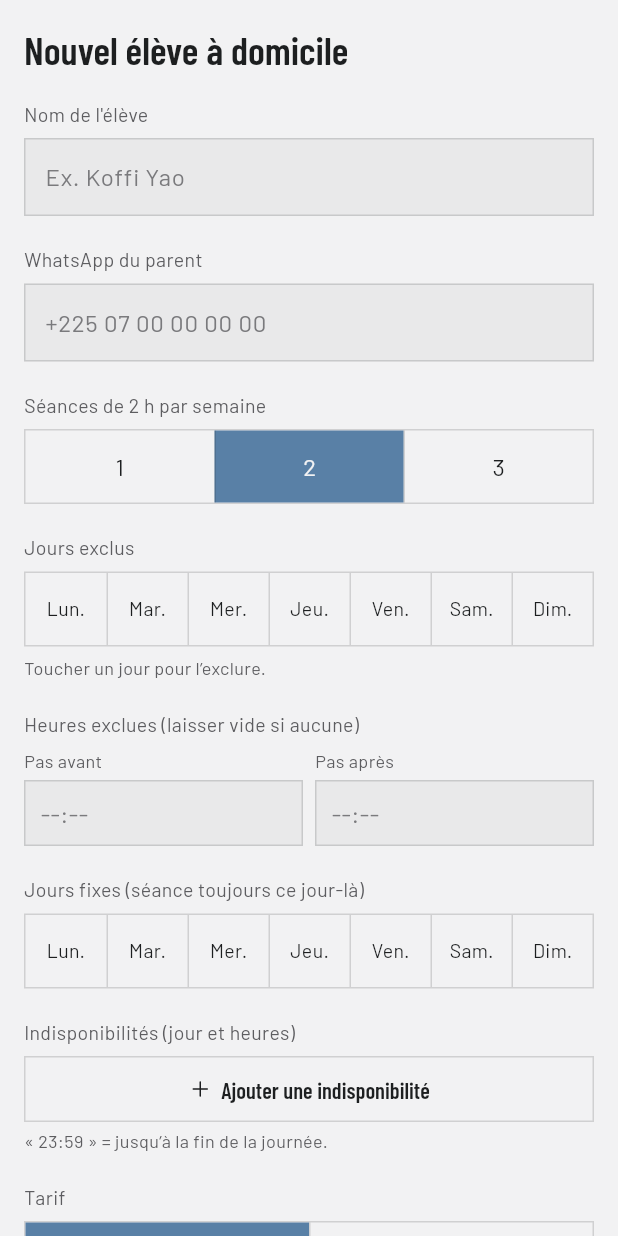
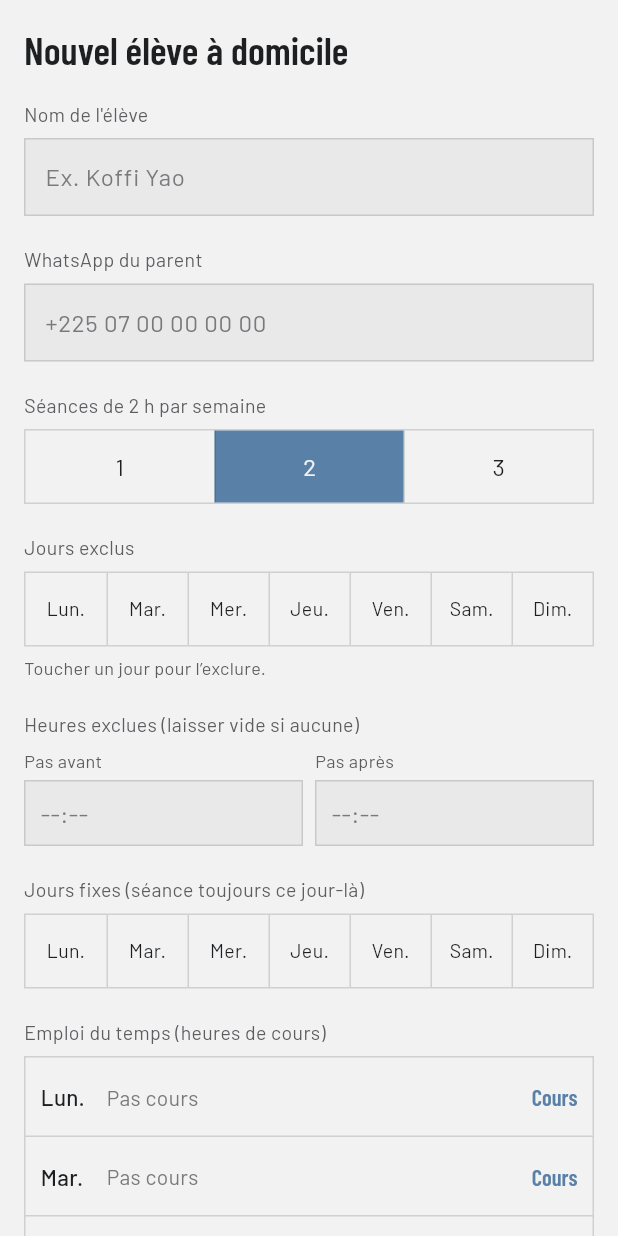
Before and after one commit to AndyMelone/weeko-mobile-app, a Flutter app: the AddStudentForm widget shown alone on an empty page, opened directly with empty values, on a phone screen of 412 x 824 dp. Run offline on Flutter 3.47's test engine with Material 3 defaults, Android fonts, the phone set to English and light mode, and no system bars; our stand-ins replace flutter_svg, share_plus, shared_preferences; accounts and stored records are empty; network calls fail.

Commit message:
feat: emploi du temps (heures de cours) dans la fiche élève
Formulaire élève : pour chaque jour, cours de … à … (aucune séance
pendant les cours) ; autres indisponibilités à part. Build 1.0.0+8.

```diff
--- a/lib/data/api/json.dart
+++ b/lib/data/api/json.dart
@@ -106,7 +106,8 @@ HistoryEntry historyFromJson(Json j) =>
     HistoryEntry(date: j['date'], time: j['time'], status: SessionStatus.values.byName(j['status']), motif: j['motif']);
 
 List<TimeBlock> blocksFromJson(dynamic list) => [
-  for (final b in (list as List?) ?? const []) TimeBlock(day: b['day'], start: b['start'], end: b['end']),
+  for (final b in (list as List?) ?? const [])
+    TimeBlock(day: b['day'], start: b['start'], end: b['end'], kind: b['kind'] ?? 'autre'),
 ];
 
 Payment paymentFromJson(Json j) =>
@@ -116,5 +117,6 @@ Json slotToJson(Slot s) => {'week': s.week, 'day': s.day, 'start': s.start, 'end
 
 /// Fin de journée (1440) envoyée en « 23:59 ».
 List<Json> blocksToJson(List<TimeBlock> blocks) => [
-  for (final b in blocks) {'day': b.day, 'start': toHhMm(b.start), 'end': b.end >= 1440 ? '23:59' : toHhMm(b.end)},
+  for (final b in blocks)
+    {'day': b.day, 'start': toHhMm(b.start), 'end': b.end >= 1440 ? '23:59' : toHhMm(b.end), 'kind': b.kind},
 ];
--- a/lib/data/models/models.dart
+++ b/lib/data/models/models.dart
@@ -20,17 +20,33 @@ class FixedSlot {
 }
 
 class TimeBlock {
-  const TimeBlock({required this.day, required this.start, required this.end});
+  const TimeBlock({required this.day, required this.start, required this.end, this.kind = 'autre'});
 
   final int day;
   final int start;
   final int end;
+
+  /// « ecole » : emploi du temps scolaire ; « autre » : indisponibilité.
+  final String kind;
+
+  bool get isSchool => kind == 'ecole';
 
   String get label => start <= 0
       ? 'avant ${fmt(end)}'
       : end >= 1440
       ? 'après ${fmt(start)}'
       : range(start, end);
+}
+
+/// Emploi du temps : « lun., mar., jeu. 7h30–17h · mer. 7h30–12h ».
+String scheduleLabel(List<TimeBlock> blocks) {
+  final groups = <String, List<int>>{};
+  for (final b in [...blocks]..sort((x, y) => x.day - y.day)) {
+    groups.putIfAbsent(range(b.start, b.end), () => []).add(b.day);
+  }
+  return [
+    for (final e in groups.entries) '${e.value.map((d) => dayNamesShort[d].toLowerCase()).join(', ')} ${e.key}',
+  ].join(' · ');
 }
 
 class Service {
--- a/lib/features/eleves/add_student_form.dart
+++ b/lib/features/eleves/add_student_form.dart
@@ -7,6 +7,7 @@ import '../../core/widgets/buttons.dart';
 import '../../core/widgets/inputs.dart';
 import '../shared/screen_header.dart';
 import '../shared/session_sheets.dart';
+import '../../data/models/models.dart';
 import '../../logic/app_state.dart';
 
 /// Formulaire élève : ajout, ou modification si [initial] est fourni.
@@ -192,8 +193,20 @@ class _AddStudentFormState extends State<AddStudentForm> {
           ),
         ),
         FieldLabel(
-          label: 'Indisponibilités (jour et heures)',
-          child: BlocksEditor(blocks: _f.unavailable, onChanged: (b) => setState(() => _f.unavailable = b)),
+          label: 'Emploi du temps (heures de cours)',
+          child: _ScheduleEditor(
+            blocks: _f.unavailable.where((b) => b.isSchool).toList(),
+            onChanged: (school) =>
+                setState(() => _f.unavailable = [...school, ..._f.unavailable.where((b) => !b.isSchool)]),
+          ),
+        ),
+        FieldLabel(
+          label: 'Autres indisponibilités (jour et heures)',
+          child: BlocksEditor(
+            blocks: _f.unavailable.where((b) => !b.isSchool).toList(),
+            onChanged: (other) =>
+                setState(() => _f.unavailable = [..._f.unavailable.where((b) => b.isSchool), ...other]),
+          ),
         ),
         FieldLabel(
           label: 'Tarif',
@@ -254,3 +267,90 @@ class _AddStudentFormState extends State<AddStudentForm> {
     );
   }
 }
+
+/// Emploi du temps scolaire : pour chaque jour, cours ou non, de … à ….
+class _ScheduleEditor extends StatelessWidget {
+  const _ScheduleEditor({required this.blocks, required this.onChanged});
+
+  /// Plages « ecole » (une par jour au plus).
+  final List<TimeBlock> blocks;
+  final ValueChanged<List<TimeBlock>> onChanged;
+
+  TimeBlock? _of(int d) => blocks.where((b) => b.day == d).firstOrNull;
+
+  void _put(int d, TimeBlock? b) => onChanged([...blocks.where((x) => x.day != d), ?b]..sort((x, y) => x.day - y.day));
+
+  @override
+  Widget build(BuildContext context) {
+    return Column(
+      crossAxisAlignment: CrossAxisAlignment.stretch,
+      children: [
+        for (var d = 0; d < 7; d++)
+          Container(
+            constraints: const BoxConstraints(minHeight: 52),
+            padding: const EdgeInsets.fromLTRB(10, 4, 6, 4),
+            decoration: BoxDecoration(
+              border: Border(
+                left: const BorderSide(color: AppColors.divider),
+                right: const BorderSide(color: AppColors.divider),
+                top: const BorderSide(color: AppColors.divider),
+                bottom: d == 6 ? const BorderSide(color: AppColors.divider) : BorderSide.none,
+              ),
+            ),
+            child: Row(
+              children: [
+                SizedBox(
+                  width: 44,
+                  child: Text(dayNamesShort[d], style: AppText.body(15, weight: FontWeight.w500)),
+                ),
+                Expanded(
+                  child: _of(d) == null
+                      ? Text('Pas cours', style: AppText.body(14, color: AppColors.neutral600))
+                      : Row(
+                          children: [
+                            Expanded(
+                              child: TimeField(
+                                value: toHhMm(_of(d)!.start),
+                                onChanged: (v) =>
+                                    _put(d, TimeBlock(day: d, start: parseTime(v)!, end: _of(d)!.end, kind: 'ecole')),
+                              ),
+                            ),
+                            Padding(
+                              padding: const EdgeInsets.symmetric(horizontal: 4),
+                              child: Text('–', style: AppText.body(16)),
+                            ),
+                            Expanded(
+                              child: TimeField(
+                                value: toHhMm(_of(d)!.end),
+                                onChanged: (v) =>
+                                    _put(d, TimeBlock(day: d, start: _of(d)!.start, end: parseTime(v)!, kind: 'ecole')),
+                              ),
+                            ),
+                          ],
+                        ),
+                ),
+                const SizedBox(width: 6),
+                GhostButton(
+                  label: _of(d) == null ? 'Cours' : 'Retirer',
+                  onPressed: () => _put(
+                    d,
+                    _of(d) != null
+                        ? null
+                        // Par défaut : 7h30–17h ; mercredi et samedi 7h30–12h.
+                        : TimeBlock(day: d, start: 450, end: d == 2 || d == 5 ? 720 : 1020, kind: 'ecole'),
+                  ),
+                ),
+              ],
+            ),
+          ),
+        if (blocks.any((b) => b.end <= b.start))
+          Padding(
+            padding: const EdgeInsets.only(top: 4),
+            child: Text('La fin des cours doit suivre le début.', style: AppText.body(12, color: AppColors.neutral700)),
+          ),
+        const SizedBox(height: 4),
+        Text('Aucune séance n’est placée pendant les cours.', style: AppText.body(12, color: AppColors.neutral700)),
+      ],
+    );
+  }
+}
--- a/lib/logic/app_state.dart
+++ b/lib/logic/app_state.dart
@@ -504,6 +504,10 @@ class AppState extends ChangeNotifier {
       if (week(it.week).any((s) => s.svc == it.svc && s.status != SessionStatus.manquee && (s.day - d).abs() <= 1)) {
         return '${S.first} a déjà cours ce jour-là, la veille ou le lendemain.';
       }
+      final school = S.unavailable.where((b) => b.isSchool && b.day == d).toList();
+      if (school.isNotEmpty) {
+        return '${S.first} a cours ${school.map((b) => 'de ${fmt(b.start)} à ${fmt(b.end)}').join(' et ')} ce jour-là : pas de créneau de 2 h libre.';
+      }
       final blocks = blocksOn(it.svc, d);
       if (blocks.isNotEmpty) {
         return 'Pas de créneau de 2 h libre ce jour-là (indisponible ${blocks.map((b) => b.label).join(', ')}).';
@@ -895,6 +899,7 @@ class AppState extends ChangeNotifier {
         '${S.notBefore != null ? ' · pas avant ${fmt(S.notBefore!)}' : ''}'
         '${S.notAfter != null ? ' · fini avant ${fmt(S.notAfter!)}' : ''}'
         '${S.fixed.isNotEmpty ? ' · fixe le ${S.fixed.map((f) => '${dayNamesLower[f.day]} ${fmt(f.start)}').join(', ')}' : ''}'
-        '${S.unavailable.isNotEmpty ? ' · indisponible le ${S.unavailable.map((b) => '${dayNamesLower[b.day]} ${b.label}').join(', ')}' : ''}';
+        '${S.unavailable.any((b) => b.isSchool) ? ' · cours ${scheduleLabel(S.unavailable.where((b) => b.isSchool).toList())}' : ''}'
+        '${S.unavailable.any((b) => !b.isSchool) ? ' · indisponible le ${S.unavailable.where((b) => !b.isSchool).map((b) => '${dayNamesLower[b.day]} ${b.label}').join(', ')}' : ''}';
   }
 }
--- a/pubspec.yaml
+++ b/pubspec.yaml
@@ -2,7 +2,7 @@ name: weeko
 description: "A new Flutter project."
 publish_to: 'none'
 
-version: 1.0.0+7
+version: 1.0.0+8
 
 environment:
   sdk: ^3.11.5
```
Also changed, not shown: 1 other file.
